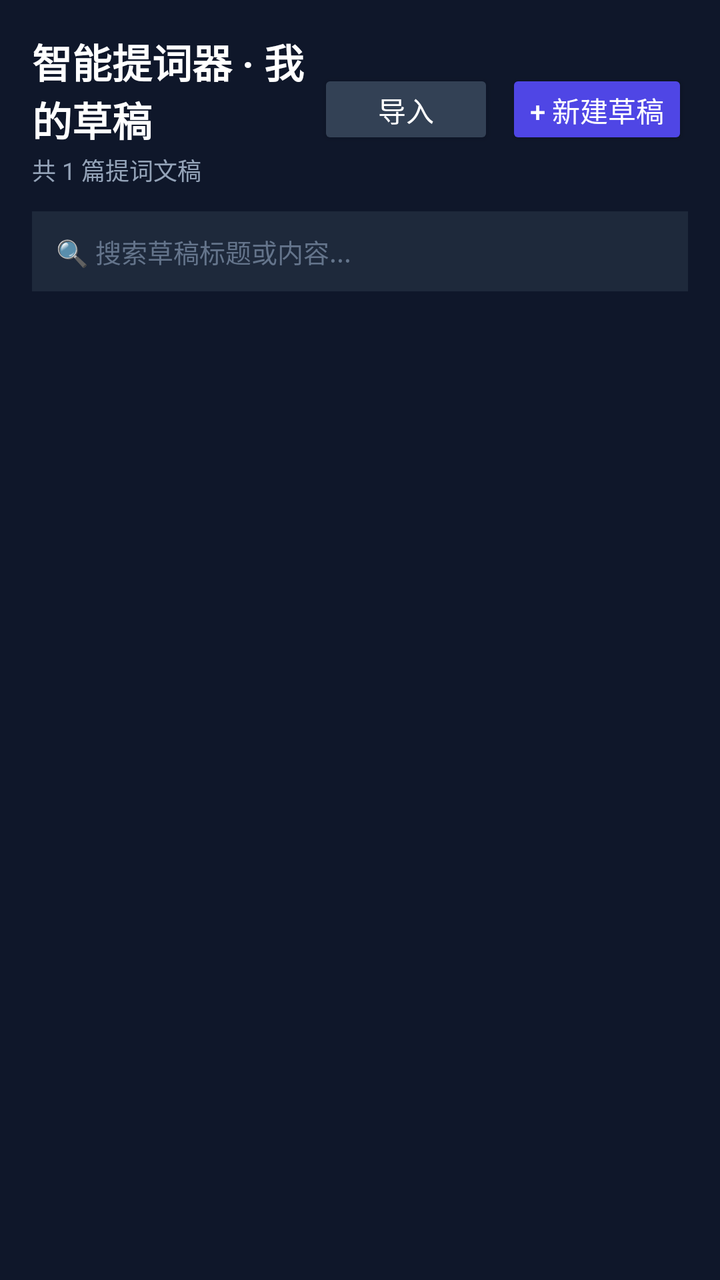
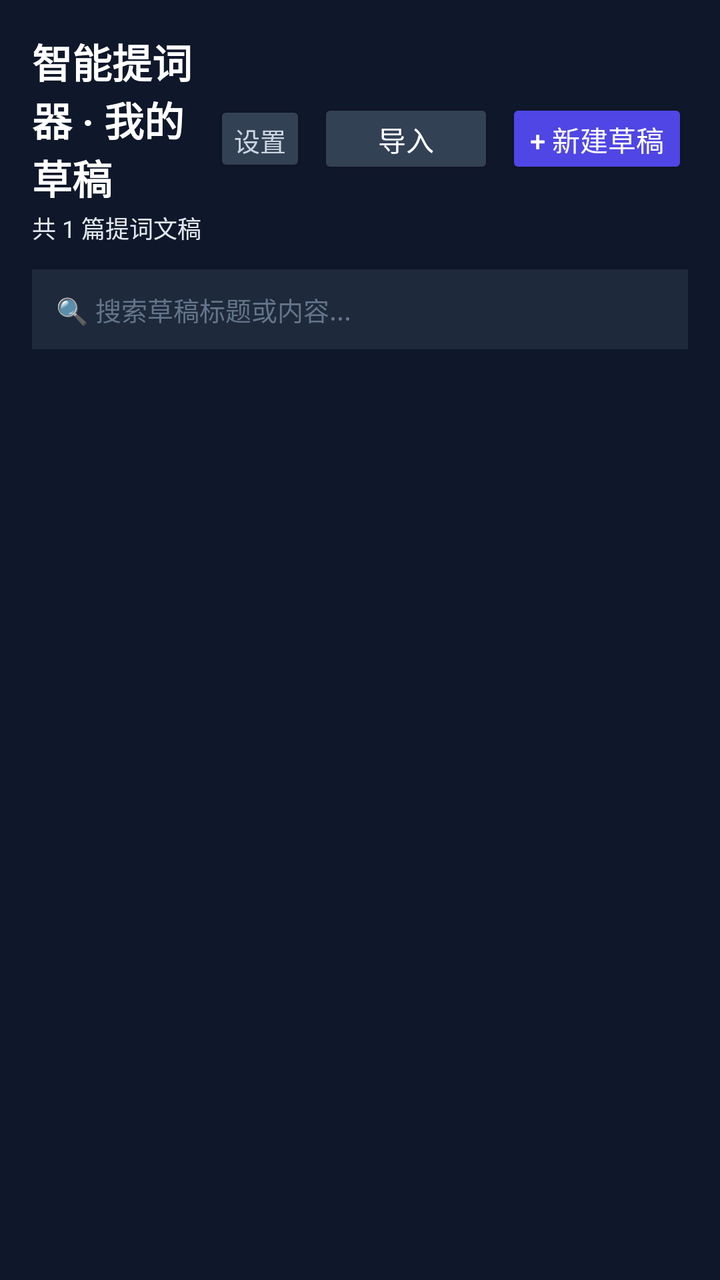

The first picture is an Android layout as it rendered before a commit; the second is the same layout after the commit. The layout source and the unified diff follow.
<!-- AndroidManifest.xml: application theme Theme.SmartPrompter -->
<!-- res/layout/activity_main.xml -->
<?xml version="1.0" encoding="utf-8"?>
<FrameLayout xmlns:android="http://schemas.android.com/apk/res/android"
    android:layout_width="match_parent"
    android:layout_height="match_parent"
    android:background="#0F172A">

    
    <LinearLayout
        android:id="@+id/layoutDraftList"
        android:layout_width="match_parent"
        android:layout_height="match_parent"
        android:orientation="vertical"
        android:padding="16dp">

        <LinearLayout
            android:layout_width="match_parent"
            android:layout_height="wrap_content"
            android:orientation="horizontal"
            android:gravity="center_vertical"
            android:paddingBottom="12dp">

            <LinearLayout
                android:layout_width="0dp"
                android:layout_height="wrap_content"
                android:layout_weight="1"
                android:orientation="vertical">

                <TextView
                    android:layout_width="wrap_content"
                    android:layout_height="wrap_content"
                    android:text="智能提词器 · 我的草稿"
                    android:textColor="#FFFFFF"
                    android:textSize="20sp"
                    android:textStyle="bold" />

                <TextView
                    android:id="@+id/tvDraftCount"
                    android:layout_width="wrap_content"
                    android:layout_height="wrap_content"
                    android:text="共 1 篇提词文稿"
                    android:textColor="#94A3B8"
                    android:textSize="12sp"
                    android:layout_marginTop="2dp" />
            </LinearLayout>

            <Button
                android:id="@+id/btnImportDraft"
                android:layout_width="wrap_content"
                android:layout_height="40dp"
                android:layout_marginEnd="6dp"
                android:text="导入"
                android:textColor="#FFFFFF"
                android:backgroundTint="#334155" />

            <Button
                android:id="@+id/btnNewDraft"
                android:layout_width="wrap_content"
                android:layout_height="40dp"
                android:text="+ 新建草稿"
                android:textColor="#FFFFFF"
                android:backgroundTint="#4F46E5" />
        </LinearLayout>

        <EditText
            android:id="@+id/etSearchDrafts"
            android:layout_width="match_parent"
            android:layout_height="40dp"
            android:layout_marginBottom="10dp"
            android:background="#1E293B"
            android:paddingStart="12dp"
            android:paddingEnd="12dp"
            android:hint="🔍 搜索草稿标题或内容..."
            android:singleLine="true"
            android:textColor="#F8FAFC"
            android:textColorHint="#64748B"
            android:textSize="13sp" />

        <ScrollView
            android:layout_width="match_parent"
            android:layout_height="0dp"
            android:layout_weight="1"
            android:scrollbars="none">

            <LinearLayout
                android:id="@+id/draftListContainer"
                android:layout_width="match_parent"
                android:layout_height="wrap_content"
                android:orientation="vertical" />
        </ScrollView>
    </LinearLayout>

    
    <LinearLayout
        android:id="@+id/layoutEditor"
        android:layout_width="match_parent"
        android:layout_height="match_parent"
        android:orientation="vertical"
        android:padding="16dp"
        android:visibility="gone">

        <LinearLayout
            android:layout_width="match_parent"
            android:layout_height="wrap_content"
            android:orientation="horizontal"
            android:gravity="center_vertical"
            android:paddingBottom="10dp">

            <Button
                android:id="@+id/btnBackToDrafts"
                style="?android:attr/borderlessButtonStyle"
                android:layout_width="wrap_content"
                android:layout_height="38dp"
                android:text="← 草稿"
                android:textColor="#CBD5E1"
                android:textSize="14sp" />

            <TextView
                android:layout_width="0dp"
                android:layout_height="wrap_content"
                android:layout_weight="1"
                android:text="编辑提词文稿"
                android:gravity="center"
                android:textColor="#FFFFFF"
                android:textSize="16sp"
                android:textStyle="bold" />

            <Button
                android:id="@+id/btnLaunchFloating"
                android:layout_width="wrap_content"
                android:layout_height="38dp"
                android:layout_marginEnd="6dp"
                android:text="悬浮窗"
                android:textColor="#FFFFFF"
                android:backgroundTint="#0EA5E9" />

            <Button
                android:id="@+id/btnLaunchPrompter"
                android:layout_width="wrap_content"
                android:layout_height="38dp"
                android:text="开启提词 ▶"
                android:textColor="#FFFFFF"
                android:backgroundTint="#4F46E5" />
        </LinearLayout>

        
        <EditText
            android:id="@+id/etDraftTitle"
            android:layout_width="match_parent"
            android:layout_height="wrap_content"
            android:background="#1E293B"
            android:padding="12dp"
            android:layout_marginBottom="10dp"
            android:hint="输入草稿标题（如：文档1）..."
            android:singleLine="true"
            android:textColor="#FFFFFF"
            android:textColorHint="#64748B"
            android:textSize="16sp"
            android:textStyle="bold" />

        
        <LinearLayout
            android:layout_width="match_parent"
            android:layout_height="wrap_content"
            android:orientation="vertical"
            android:background="#1E293B"
            android:padding="10dp"
            android:layout_marginBottom="10dp">

            <TextView
                android:layout_width="wrap_content"
                android:layout_height="wrap_content"
                android:text="🎧 耳机：单击=启停 · 滑音量=调速(±10) | 屏幕：轻点=启停 · 上下滑=调位置"
                android:textColor="#94A3B8"
                android:textSize="11sp" />

            <TextView
                android:id="@+id/tvRemoteSignalBadge"
                android:layout_width="wrap_content"
                android:layout_height="wrap_content"
                android:text="🟢 蓝牙耳机监听已就绪"
                android:textColor="#34D399"
                android:textSize="11sp"
                android:layout_marginTop="4dp" />
        </LinearLayout>

        
        <LinearLayout
            android:layout_width="match_parent"
            android:layout_height="0dp"
            android:layout_weight="1"
            android:orientation="vertical"
            android:background="#1E293B"
            android:padding="12dp">

            <LinearLayout
                android:layout_width="match_parent"
                android:layout_height="wrap_content"
                android:orientation="horizontal"
                android:gravity="center_vertical"
                android:layout_marginBottom="6dp">

                <TextView
                    android:id="@+id/tvWordCount"
                    android:layout_width="0dp"
                    android:layout_height="wrap_content"
                    android:layout_weight="1"
                    android:text="0 字 · 约 0 秒"
                    android:textColor="#94A3B8"
                    android:textSize="12sp" />

                <Button
                    android:id="@+id/btnLoadSample"
                    style="?android:attr/borderlessButtonStyle"
                    android:layout_width="wrap_content"
                    android:layout_height="32dp"
                    android:text="载入示例"
                    android:textColor="#818CF8"
                    android:textSize="11sp" />

                <Button
                    android:id="@+id/btnClearScript"
                    style="?android:attr/borderlessButtonStyle"
                    android:layout_width="wrap_content"
                    android:layout_height="32dp"
                    android:text="清空"
                    android:textColor="#F43F5E"
                    android:textSize="11sp" />
            </LinearLayout>

            <EditText
                android:id="@+id/etScript"
                android:layout_width="match_parent"
                android:layout_height="match_parent"
                android:background="@null"
                android:gravity="top|start"
                android:hint="在此输入或粘贴提词内容..."
                android:textColor="#F8FAFC"
                android:textColorHint="#64748B"
                android:textSize="15sp"
                android:inputType="textMultiLine"
                android:scrollbars="vertical" />
        </LinearLayout>

        
        <LinearLayout
            android:layout_width="match_parent"
            android:layout_height="wrap_content"
            android:orientation="vertical"
            android:paddingTop="10dp">

            <LinearLayout
                android:layout_width="match_parent"
                android:layout_height="wrap_content"
                android:gravity="center_vertical"
                android:orientation="horizontal">

                <TextView
                    android:layout_width="80dp"
                    android:layout_height="wrap_content"
                    android:text="滚动速度:"
                    android:textColor="#E2E8F0"
                    android:textSize="12sp" />

                <SeekBar
                    android:id="@+id/seekSpeed"
                    android:layout_width="0dp"
                    android:layout_height="wrap_content"
                    android:layout_weight="1"
                    android:max="200"
                    android:progress="45" />

                <TextView
                    android:id="@+id/tvSpeedValue"
                    android:layout_width="55dp"
                    android:layout_height="wrap_content"
                    android:text="45 px/s"
                    android:textColor="#818CF8"
                    android:textSize="12sp"
                    android:gravity="end" />
            </LinearLayout>

            <LinearLayout
                android:layout_width="match_parent"
                android:layout_height="wrap_content"
                android:gravity="center_vertical"
                android:orientation="horizontal"
                android:layout_marginTop="4dp">

                <TextView
                    android:layout_width="80dp"
                    android:layout_height="wrap_content"
                    android:text="字体大小:"
                    android:textColor="#E2E8F0"
                    android:textSize="12sp" />

                <SeekBar
                    android:id="@+id/seekFontSize"
                    android:layout_width="0dp"
                    android:layout_height="wrap_content"
                    android:layout_weight="1"
                    android:max="90"
                    android:progress="48" />

                <TextView
                    android:id="@+id/tvFontSizeValue"
                    android:layout_width="55dp"
                    android:layout_height="wrap_content"
                    android:text="48 sp"
                    android:textColor="#818CF8"
                    android:textSize="12sp"
                    android:gravity="end" />
            </LinearLayout>

            <GridLayout
                android:layout_width="match_parent"
                android:layout_height="wrap_content"
                android:columnCount="2"
                android:layout_marginTop="2dp">

                <CheckBox
                    android:id="@+id/cbMirror"
                    android:layout_width="0dp"
                    android:layout_height="wrap_content"
                    android:layout_columnWeight="1"
                    android:text="镜像"
                    android:textColor="#CBD5E1"
                    android:textSize="12sp" />

                <CheckBox
                    android:id="@+id/cbFocusLine"
                    android:layout_width="0dp"
                    android:layout_height="wrap_content"
                    android:layout_columnWeight="1"
                    android:text="参考线"
                    android:checked="true"
                    android:textColor="#CBD5E1"
                    android:textSize="12sp" />

                <CheckBox
                    android:id="@+id/cbVoiceFollow"
                    android:layout_width="0dp"
                    android:layout_height="wrap_content"
                    android:layout_columnWeight="1"
                    android:text="AI跟读"
                    android:textColor="#38BDF8"
                    android:textSize="12sp" />

                <CheckBox
                    android:id="@+id/cbCountdown"
                    android:layout_width="0dp"
                    android:layout_height="wrap_content"
                    android:layout_columnWeight="1"
                    android:text="倒计时"
                    android:textColor="#CBD5E1"
                    android:textSize="12sp" />

                <CheckBox
                    android:id="@+id/cbBtMic"
                    android:layout_width="0dp"
                    android:layout_height="wrap_content"
                    android:layout_columnWeight="1"
                    android:text="蓝牙收音"
                    android:textColor="#CBD5E1"
                    android:textSize="12sp" />
            </GridLayout>
        </LinearLayout>
    </LinearLayout>

    
    <FrameLayout
        android:id="@+id/layoutPrompter"
        android:layout_width="match_parent"
        android:layout_height="match_parent"
        android:background="#000000"
        android:visibility="gone">

        <com.smartprompter.app.PrompterCanvasView
            android:id="@+id/prompterCanvasView"
            android:layout_width="match_parent"
            android:layout_height="match_parent" />

        <View
            android:id="@+id/viewFocusLine"
            android:layout_width="match_parent"
            android:layout_height="2dp"
            android:background="#EF4444"
            android:layout_marginTop="200dp" />

        <TextView
            android:id="@+id/tvCountdownOverlay"
            android:clickable="true"
            android:focusable="true"
            android:layout_width="match_parent"
            android:layout_height="match_parent"
            android:background="#D9000000"
            android:gravity="center"
            android:text="3"
            android:textColor="#38BDF8"
            android:textSize="96sp"
            android:textStyle="bold"
            android:visibility="gone" />

        <LinearLayout
            android:id="@+id/layoutTopProgress"
            android:layout_width="match_parent"
            android:layout_height="wrap_content"
            android:layout_gravity="top"
            android:alpha="0.35"
            android:background="#4D000000"
            android:orientation="horizontal"
            android:gravity="center_vertical"
            android:paddingStart="12dp"
            android:paddingEnd="12dp"
            android:paddingTop="4dp"
            android:paddingBottom="4dp">

            <SeekBar
                android:id="@+id/seekPrompterProgress"
                android:layout_width="0dp"
                android:layout_height="wrap_content"
                android:layout_weight="1"
                android:max="1000"
                android:progress="0"
                android:progressTint="#64748B"
                android:progressBackgroundTint="#334155"
                android:thumbTint="#94A3B8" />

            <TextView
                android:id="@+id/tvProgressPercent"
                android:layout_width="42dp"
                android:layout_height="wrap_content"
                android:gravity="end"
                android:text="0%"
                android:textColor="#94A3B8"
                android:textSize="11sp" />
        </LinearLayout>

        <TextView
            android:id="@+id/tvChapterBubble"
            android:layout_width="wrap_content"
            android:layout_height="wrap_content"
            android:layout_gravity="top|center_horizontal"
            android:layout_marginTop="42dp"
            android:background="#DD0F172A"
            android:paddingStart="14dp"
            android:paddingEnd="14dp"
            android:paddingTop="6dp"
            android:paddingBottom="6dp"
            android:textColor="#38BDF8"
            android:textSize="13sp"
            android:textStyle="bold"
            android:visibility="gone" />

        <TextView
            android:id="@+id/tvPrompterHud"
            android:layout_width="wrap_content"
            android:layout_height="wrap_content"
            android:layout_gravity="top|center_horizontal"
            android:layout_marginTop="32dp"
            android:background="#CC1E293B"
            android:paddingStart="10dp"
            android:paddingTop="6dp"
            android:paddingEnd="10dp"
            android:paddingBottom="8dp"
            android:textColor="#818CF8"
            android:textSize="14sp"
            android:textStyle="bold"
            android:visibility="gone" />

        <LinearLayout
            android:id="@+id/layoutLineSpacingPanel"
            android:layout_width="260dp"
            android:layout_height="wrap_content"
            android:layout_gravity="bottom|center_horizontal"
            android:layout_marginBottom="72dp"
            android:background="#E60F172A"
            android:orientation="horizontal"
            android:gravity="center_vertical"
            android:paddingStart="12dp"
            android:paddingEnd="12dp"
            android:paddingTop="8dp"
            android:paddingBottom="8dp"
            android:visibility="gone">

            <TextView
                android:layout_width="wrap_content"
                android:layout_height="wrap_content"
                android:text="行距"
                android:textColor="#CBD5E1"
                android:textSize="12sp" />

            <SeekBar
                android:id="@+id/seekLineSpacing"
                android:layout_width="0dp"
                android:layout_height="wrap_content"
                android:layout_weight="1"
                android:max="100"
                android:progress="15" />

            <TextView
                android:id="@+id/tvLineSpacingVal"
                android:layout_width="42dp"
                android:layout_height="wrap_content"
                android:gravity="end"
                android:text="1.15x"
                android:textColor="#38BDF8"
                android:textSize="12sp"
                android:textStyle="bold" />
        </LinearLayout>

        <HorizontalScrollView
            android:id="@+id/layoutFloatingBar"
            android:layout_width="wrap_content"
            android:layout_height="wrap_content"
            android:layout_gravity="bottom|center_horizontal"
            android:layout_marginStart="6dp"
            android:layout_marginEnd="6dp"
            android:layout_marginBottom="28dp"
            android:background="#E61E293B"
            android:scrollbars="none">

            <LinearLayout
                android:id="@+id/layoutFloatingBarInner"
                android:layout_width="wrap_content"
                android:layout_height="wrap_content"
                android:paddingStart="6dp"
                android:paddingTop="4dp"
                android:paddingEnd="6dp"
                android:paddingBottom="4dp"
                android:orientation="horizontal"
                android:gravity="center_vertical">

                <ImageButton
                    android:id="@+id/btnPrompterExit"
                    android:layout_width="28dp"
                    android:layout_height="34dp"
                    android:padding="5dp"
                    android:scaleType="centerInside"
                    android:background="?android:attr/selectableItemBackgroundBorderless"
                    android:src="@android:drawable/ic_menu_close_clear_cancel"
                    android:contentDescription="退出" />

                <ImageButton
                    android:id="@+id/btnPrompterRestart"
                    android:layout_width="28dp"
                    android:layout_height="34dp"
                    android:padding="5dp"
                    android:scaleType="centerInside"
                    android:background="?android:attr/selectableItemBackgroundBorderless"
                    android:src="@android:drawable/ic_menu_revert"
                    android:contentDescription="重开" />

                <ImageButton
                    android:id="@+id/btnPrompterPlayPause"
                    android:layout_width="34dp"
                    android:layout_height="34dp"
                    android:padding="3dp"
                    android:scaleType="centerInside"
                    android:background="?android:attr/selectableItemBackgroundBorderless"
                    android:src="@android:drawable/ic_media_pause"
                    android:contentDescription="播放暂停" />

                <Button
                    android:id="@+id/btnPrompterSpeedMinus"
                    style="?android:attr/borderlessButtonStyle"
                    android:layout_width="26dp"
                    android:layout_height="34dp"
                    android:minWidth="0dp"
                    android:padding="0dp"
                    android:text="-"
                    android:textColor="#FFFFFF"
                    android:textSize="16sp" />

                <TextView
                    android:id="@+id/tvPrompterSpeedIndicator"
                    android:layout_width="wrap_content"
                    android:layout_height="wrap_content"
                    android:minWidth="22dp"
                    android:gravity="center"
                    android:text="45"
                    android:textColor="#818CF8"
                    android:textSize="12sp"
                    android:textStyle="bold" />

                <Button
                    android:id="@+id/btnPrompterSpeedPlus"
                    style="?android:attr/borderlessButtonStyle"
                    android:layout_width="26dp"
                    android:layout_height="34dp"
                    android:minWidth="0dp"
                    android:padding="0dp"
                    android:text="+"
                    android:textColor="#FFFFFF"
                    android:textSize="16sp" />

                <Button
                    android:id="@+id/btnPrompterFontMinus"
                    style="?android:attr/borderlessButtonStyle"
                    android:layout_width="28dp"
                    android:layout_height="34dp"
                    android:minWidth="0dp"
                    android:padding="0dp"
                    android:text="A-"
                    android:textColor="#E2E8F0"
                    android:textSize="11sp" />

                <Button
                    android:id="@+id/btnPrompterFontPlus"
                    style="?android:attr/borderlessButtonStyle"
                    android:layout_width="28dp"
                    android:layout_height="34dp"
                    android:minWidth="0dp"
                    android:padding="0dp"
                    android:text="A+"
                    android:textColor="#E2E8F0"
                    android:textSize="11sp" />

                <ImageButton
                    android:id="@+id/btnPrompterMirror"
                    android:layout_width="28dp"
                    android:layout_height="34dp"
                    android:padding="5dp"
                    android:scaleType="centerInside"
                    android:background="?android:attr/selectableItemBackgroundBorderless"
                    android:src="@drawable/ic_mirror"
                    android:contentDescription="镜像" />

                <ImageButton
                    android:id="@+id/btnPrompterAlign"
                    android:layout_width="28dp"
                    android:layout_height="34dp"
                    android:padding="5dp"
                    android:scaleType="centerInside"
                    android:background="?android:attr/selectableItemBackgroundBorderless"
                    android:src="@drawable/ic_align_center"
                    android:contentDescription="对齐方式" />

                <Button
                    android:id="@+id/btnPrompterAi"
                    style="?android:attr/borderlessButtonStyle"
                    android:layout_width="28dp"
                    android:layout_height="34dp"
                    android:minWidth="0dp"
                    android:padding="0dp"
                    android:text="Ai"
                    android:textAllCaps="false"
                    android:textColor="#CBD5E1"
                    android:textSize="12sp"
                    android:textStyle="bold" />

                <ImageButton
                    android:id="@+id/btnPrompterMic"
                    android:layout_width="28dp"
                    android:layout_height="34dp"
                    android:padding="5dp"
                    android:scaleType="centerInside"
                    android:background="?android:attr/selectableItemBackgroundBorderless"
                    android:src="@drawable/ic_mic_phone"
                    android:contentDescription="切换收音麦克风" />

                <Button
                    android:id="@+id/btnPrompterLineSpacing"
                    style="?android:attr/borderlessButtonStyle"
                    android:layout_width="34dp"
                    android:layout_height="34dp"
                    android:minWidth="0dp"
                    android:padding="0dp"
                    android:text="行距"
                    android:textAllCaps="false"
                    android:textColor="#CBD5E1"
                    android:textSize="11sp" />

                <ImageButton
                    android:id="@+id/btnPrompterOrientation"
                    android:layout_width="28dp"
                    android:layout_height="34dp"
                    android:padding="5dp"
                    android:scaleType="centerInside"
                    android:background="?android:attr/selectableItemBackgroundBorderless"
                    android:src="@drawable/ic_orientation"
                    android:contentDescription="横竖屏" />
            </LinearLayout>
        </HorizontalScrollView>
    </FrameLayout>
</FrameLayout>
<!-- resources referenced by this layout -->
<resources>
  <!-- drawable ic_align_center (drawable) -->
  <vector xmlns:android="http://schemas.android.com/apk/res/android"
      android:width="24dp"
      android:height="24dp"
      android:viewportWidth="24"
      android:viewportHeight="24">
      <path
          android:fillColor="#FFFFFF"
          android:pathData="M3,5H21V7H3V5ZM7,9H17V11H7V9ZM3,13H21V15H3V13ZM7,17H17V19H7V17Z" />
  </vector>
  <!-- drawable ic_mic_phone (drawable) -->
  <vector xmlns:android="http://schemas.android.com/apk/res/android"
      android:width="24dp"
      android:height="24dp"
      android:viewportWidth="24"
      android:viewportHeight="24">
      <path
          android:fillColor="#FFFFFF"
          android:pathData="M12,14c1.66,0 3,-1.34 3,-3V5c0,-1.66 -1.34,-3 -3,-3S9,3.34 9,5v6c0,1.66 1.34,3 3,3zM17,11c0,2.76 -2.24,5 -5,5s-5,-2.24 -5,-5H5c0,3.53 2.61,6.43 6,6.92V21h2v-3.08c3.39,-0.49 6,-3.39 6,-6.92h-2z"/>
  </vector>
  <!-- drawable ic_mirror (drawable) -->
  <vector xmlns:android="http://schemas.android.com/apk/res/android"
      android:width="24dp"
      android:height="24dp"
      android:viewportWidth="24"
      android:viewportHeight="24">
      <path
          android:fillColor="#FFFFFF"
          android:pathData="M3,6L9,12L3,18V6Z" />
      <path
          android:fillColor="#FFFFFF"
          android:pathData="M11,4H13V20H11V4Z" />
      <path
          android:fillColor="#FFFFFF"
          android:pathData="M21,6V18L15,12L21,6Z" />
  </vector>
  <!-- drawable ic_orientation (drawable) -->
  <vector xmlns:android="http://schemas.android.com/apk/res/android"
      android:width="24dp"
      android:height="24dp"
      android:viewportWidth="24"
      android:viewportHeight="24">
      <path
          android:fillColor="#FFFFFF"
          android:pathData="M16.48,2.52C19.22,3.81 21.25,6.36 21.82,9.41H20.31C19.77,7.06 18.14,5.08 15.96,4.04L16.48,2.52ZM7.52,21.48C4.78,20.19 2.75,17.64 2.18,14.59H3.69C4.23,16.94 5.86,18.92 8.04,19.96L7.52,21.48ZM10.23,1.75L19.78,11.3C20.56,12.08 20.56,13.35 19.78,14.13L14.13,19.78C13.35,20.56 12.08,20.56 11.3,19.78L1.75,10.23C0.97,9.45 0.97,8.18 1.75,7.4L7.4,1.75C8.18,0.97 9.45,0.97 10.23,1.75ZM8.81,3.17L3.17,8.81L12.72,18.36L18.36,12.72L8.81,3.17Z" />
  </vector>
  <style name="Theme.SmartPrompter" parent="Theme.AppCompat.NoActionBar">
          <item name="colorPrimary">@color/purple_500</item>
          <item name="colorPrimaryDark">#0F172A</item>
          <item name="colorAccent">@color/teal_200</item>
          <item name="android:windowBackground">#0F172A</item>
      </style>
  <color name="purple_500">#6366F1</color>
  <color name="teal_200">#38BDF8</color>
</resources>

<!-- the commit's change to res/layout/activity_main.xml (unified diff, before → after) -->
@@ -38,10 +38,23 @@
                     android:layout_width="wrap_content"
                     android:layout_height="wrap_content"
                     android:text="共 1 篇提词文稿"
-                    android:textColor="#94A3B8"
+                    android:textColor="#E2E8F0"
                     android:textSize="12sp"
                     android:layout_marginTop="2dp" />
             </LinearLayout>
+
+            <Button
+                android:id="@+id/btnOpenSettings"
+                android:layout_width="wrap_content"
+                android:layout_height="38dp"
+                android:layout_marginEnd="6dp"
+                android:backgroundTint="#334155"
+                android:minWidth="0dp"
+                android:paddingStart="10dp"
+                android:paddingEnd="10dp"
+                android:text="设置"
+                android:textColor="#CBD5E1"
+                android:textSize="13sp" />
 
             <Button
                 android:id="@+id/btnImportDraft"
@@ -405,7 +418,7 @@
             android:layout_width="match_parent"
             android:layout_height="wrap_content"
             android:layout_gravity="top"
-            android:alpha="0.35"
+            android:alpha="0.58"
             android:background="#4D000000"
             android:orientation="horizontal"
             android:gravity="center_vertical"
@@ -421,9 +434,9 @@
                 android:layout_weight="1"
                 android:max="1000"
                 android:progress="0"
-                android:progressTint="#64748B"
-                android:progressBackgroundTint="#334155"
-                android:thumbTint="#94A3B8" />
+                android:progressTint="#38BDF8"
+                android:progressBackgroundTint="#475569"
+                android:thumbTint="#E2E8F0" />
 
             <TextView
                 android:id="@+id/tvProgressPercent"
